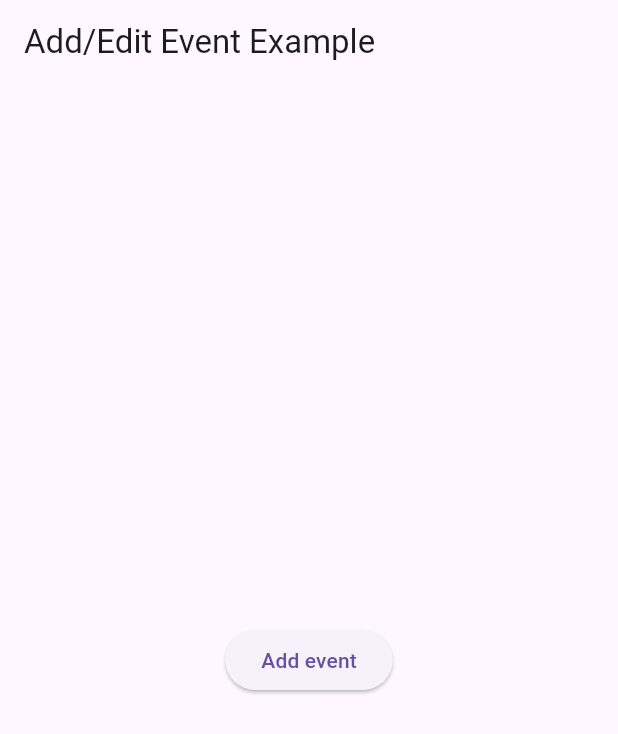
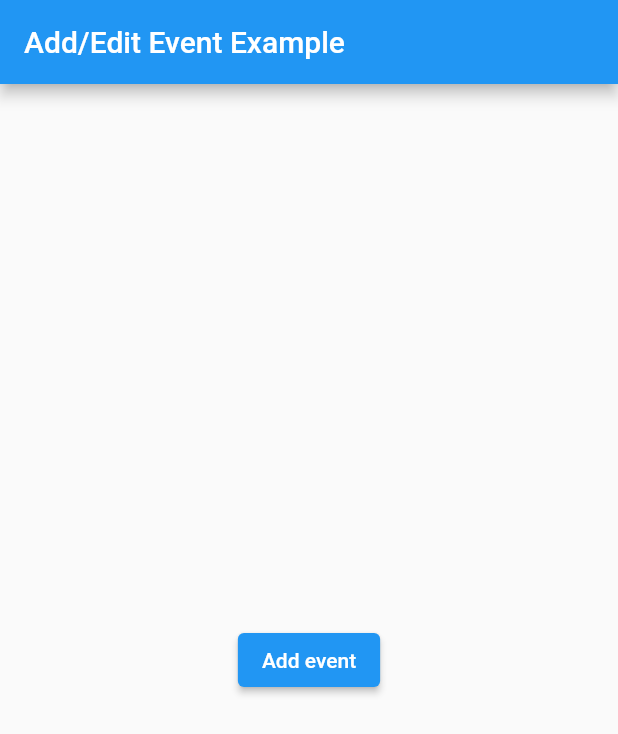
Before and after one commit to ron-diesel/edit_calendar_event_view, a Flutter app: the screen it shows after launch, on a phone screen of 412 x 824 dp. Shown: the top 734 px of the screen. Run offline on Flutter 3.47's test engine with Material 3 defaults, Android fonts, the phone set to English and light mode, and no system bars; our stand-ins replace flutter_timezone, plugin_platform_interface, shared_preferences, sprintf, timezone; missing offline and left inert: device_calendar, macos_ui.

Commit message:
Fixed ui for android

```diff
--- a/example/lib/main.dart
+++ b/example/lib/main.dart
@@ -26,6 +26,7 @@ class _MyAppState extends State<MyApp> {
   @override
   Widget build(BuildContext context) {
     return MaterialApp(
+      theme: ThemeData(useMaterial3: false),
         home: Scaffold(
       appBar: AppBar(
         title: const Text('Add/Edit Event Example'),
```
Also changed, not shown: lib/edit_calendar_event_page.dart (+3 -4 lines).
